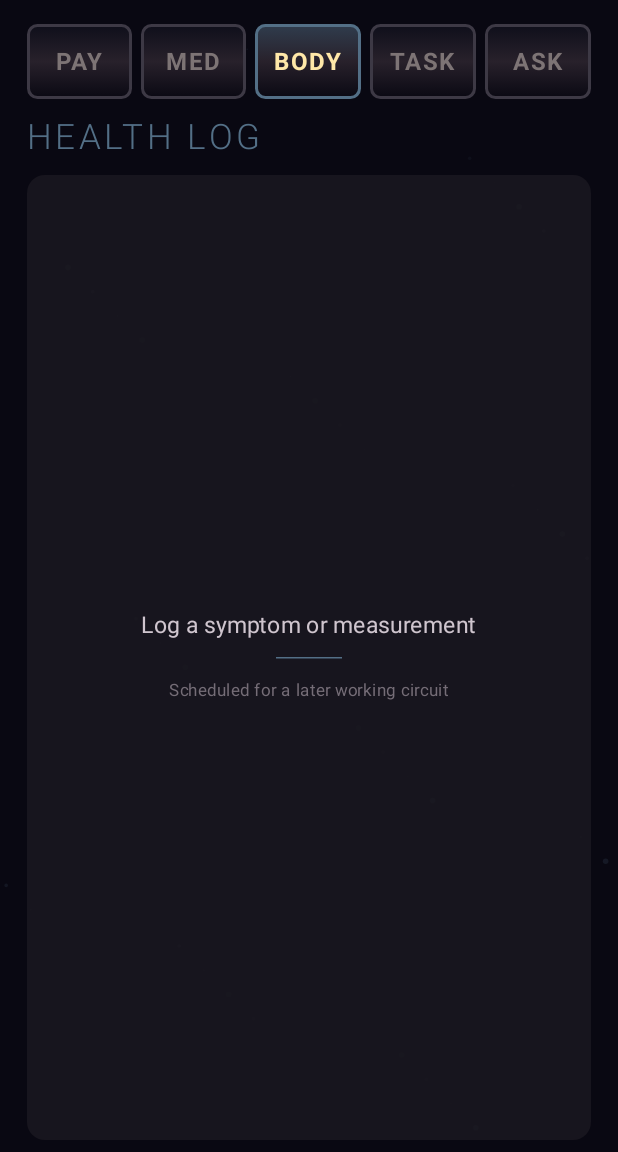
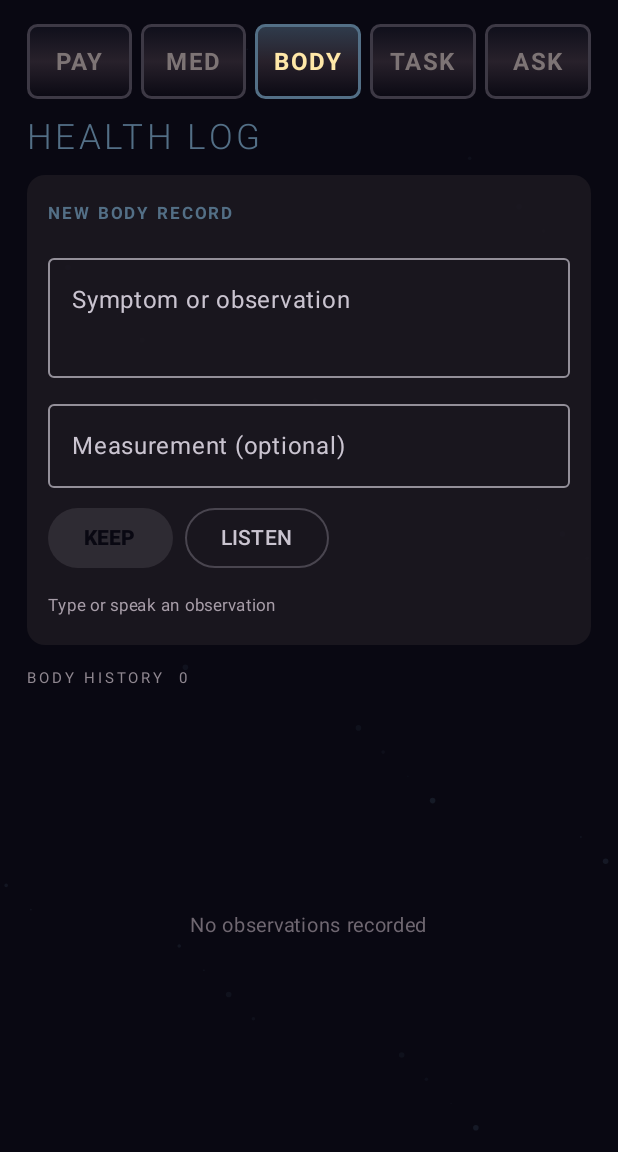
Before and after one commit to AndyJMyers/Nota-Bene, an Android app built with Jetpack Compose: the screen it shows after launch (MainActivity), after a tap on "BODY", on a phone screen of 412 x 824 dp, the part 84-1236 px from its top. Run offline under Robolectric (Android 15) with nearby library versions, the phone set to English and light mode, and no system bars; our stand-ins replace Room's generated code; libraries missing offline, so code that uses them is left out: com.google.mlkit.vision.

Commit message:
Add persistent BODY history

```diff
--- a/app/build.gradle.kts
+++ b/app/build.gradle.kts
@@ -13,8 +13,8 @@ android {
         applicationId = "com.notabene.app"
         minSdk = 26
         targetSdk = 36
-        versionCode = 7
-        versionName = "0.4.2-alpha7"
+        versionCode = 8
+        versionName = "0.5.0-alpha8"
     }
 
     buildFeatures { compose = true }
--- a/app/src/main/java/com/notabene/app/MainActivity.kt
+++ b/app/src/main/java/com/notabene/app/MainActivity.kt
@@ -136,6 +136,7 @@ private fun NotaBeneApp() {
                 }
                 when (selected) {
                     Tab.PAYMENTS -> PaymentPanel(accent, Modifier.weight(1f))
+                    Tab.HEALTH -> BodyPanel(accent, Modifier.weight(1f))
                     Tab.TASKS -> TaskPanel(accent, Modifier.weight(1f))
                     Tab.RESEARCH -> AskPanel(accent, Modifier.weight(1f))
                     else -> PlaceholderPanel(selected, accent, Modifier.weight(1f))
@@ -487,6 +488,80 @@ private fun TaskPanel(accent: Color, modifier: Modifier = Modifier) {
 }
 
 @Composable
+private fun BodyPanel(accent: Color, modifier: Modifier = Modifier) {
+    val context = LocalContext.current
+    val dao = remember { NotaBeneDatabase.get(context).bodyDao() }
+    val observations by dao.observeAll().collectAsState(initial = emptyList())
+    val scope = rememberCoroutineScope()
+    var draft by remember { mutableStateOf("") }
+    var measurement by remember { mutableStateOf("") }
+    var status by remember { mutableStateOf("Type or speak an observation") }
+
+    val speechLauncher = rememberLauncherForActivityResult(ActivityResultContracts.StartActivityForResult()) { result ->
+        if (result.resultCode == Activity.RESULT_OK) {
+            val words = result.data?.getStringArrayListExtra(RecognizerIntent.EXTRA_RESULTS)?.firstOrNull().orEmpty()
+            if (words.isNotBlank()) {
+                draft = words
+                status = "Speech captured — edit it or keep it"
+            } else status = "No speech was returned"
+        } else status = "Listening cancelled"
+    }
+
+    Column(modifier, verticalArrangement = Arrangement.spacedBy(10.dp)) {
+        Card(colors = CardDefaults.cardColors(containerColor = Color(0xE61B1820)), shape = RoundedCornerShape(12.dp)) {
+            Column(Modifier.fillMaxWidth().padding(14.dp), verticalArrangement = Arrangement.spacedBy(9.dp)) {
+                Text("NEW BODY RECORD", color = accent, fontSize = 11.sp, fontWeight = FontWeight.Bold, letterSpacing = 2.sp)
+                PaymentField("Symptom or observation", draft, { draft = it }, Modifier.fillMaxWidth(), accent, minLines = 2)
+                PaymentField("Measurement (optional)", measurement, { measurement = it }, Modifier.fillMaxWidth(), accent)
+                Row(horizontalArrangement = Arrangement.spacedBy(8.dp)) {
+                    Button(
+                        onClick = {
+                            scope.launch {
+                                dao.insert(BodyItem(observation = draft.trim(), measurement = measurement.trim()))
+                                draft = ""; measurement = ""
+                                status = "Body record saved locally"
+                            }
+                        },
+                        enabled = draft.isNotBlank() || measurement.isNotBlank(),
+                        colors = ButtonDefaults.buttonColors(containerColor = accent)
+                    ) { Text("KEEP", color = Ink, fontWeight = FontWeight.Black) }
+                    OutlinedButton(onClick = {
+                        val intent = Intent(RecognizerIntent.ACTION_RECOGNIZE_SPEECH).apply {
+                            putExtra(RecognizerIntent.EXTRA_LANGUAGE_MODEL, RecognizerIntent.LANGUAGE_MODEL_FREE_FORM)
+                            putExtra(RecognizerIntent.EXTRA_LANGUAGE, Locale.getDefault().toLanguageTag())
+                            putExtra(RecognizerIntent.EXTRA_PROMPT, "Describe the observation")
+                        }
+                        runCatching { speechLauncher.launch(intent) }.onFailure { status = "No speech recognition service is available" }
+                    }) { Text("LISTEN") }
+                }
+                Text(status, color = Color(0xFFA79DA8), fontSize = 11.sp)
+            }
+        }
+        Text("BODY HISTORY  ${observations.size}", color = Color(0xFF8F8790), fontSize = 10.sp, letterSpacing = 2.sp)
+        if (observations.isEmpty()) {
+            Box(Modifier.fillMaxWidth().weight(1f), contentAlignment = Alignment.Center) {
+                Text("No observations recorded", color = Color(0xFF6F6771), fontSize = 13.sp)
+            }
+        } else {
+            LazyColumn(Modifier.weight(1f), verticalArrangement = Arrangement.spacedBy(7.dp)) {
+                items(observations, key = { it.id }) { item ->
+                    Card(colors = CardDefaults.cardColors(containerColor = Color(0xD91B1820)), shape = RoundedCornerShape(9.dp)) {
+                        Row(Modifier.fillMaxWidth().padding(horizontal = 13.dp, vertical = 10.dp), verticalAlignment = Alignment.CenterVertically) {
+                            Column(Modifier.weight(1f)) {
+                                if (item.observation.isNotBlank()) Text(item.observation, color = Color(0xFFE6DEE6), fontSize = 14.sp)
+                                if (item.measurement.isNotBlank()) Text(item.measurement, color = accent, fontSize = 16.sp, fontWeight = FontWeight.Bold)
+                                Text(DateFormat.getDateTimeInstance(DateFormat.SHORT, DateFormat.SHORT).format(Date(item.createdAt)), color = Color(0xFF847C86), fontSize = 10.sp)
+                            }
+                            TextButton(onClick = { scope.launch { dao.delete(item.id) } }) { Text("×", color = Color(0xFF817781), fontSize = 20.sp) }
+                        }
+                    }
+                }
+            }
+        }
+    }
+}
+
+@Composable
 private fun PlaceholderPanel(tab: Tab, accent: Color, modifier: Modifier = Modifier) {
     Card(modifier.fillMaxWidth(), colors = CardDefaults.cardColors(containerColor = Color(0xD91B1820)), shape = RoundedCornerShape(12.dp)) {
         Column(Modifier.fillMaxSize().padding(18.dp), verticalArrangement = Arrangement.Center, horizontalAlignment = Alignment.CenterHorizontally) {
--- a/app/src/main/java/com/notabene/app/PaymentDatabase.kt
+++ b/app/src/main/java/com/notabene/app/PaymentDatabase.kt
@@ -76,11 +76,32 @@ interface TaskDao {
     suspend fun setDone(id: Long, done: Boolean)
 }
 
-@Database(entities = [PaymentRecord::class, AskItem::class, TaskItem::class], version = 3, exportSchema = false)
+@Entity(tableName = "body_items")
+data class BodyItem(
+    @PrimaryKey(autoGenerate = true) val id: Long = 0,
+    val observation: String,
+    val measurement: String = "",
+    val createdAt: Long = System.currentTimeMillis()
+)
+
+@Dao
+interface BodyDao {
+    @Query("SELECT * FROM body_items ORDER BY createdAt DESC")
+    fun observeAll(): Flow<List<BodyItem>>
+
+    @Insert
+    suspend fun insert(item: BodyItem)
+
+    @Query("DELETE FROM body_items WHERE id = :id")
+    suspend fun delete(id: Long)
+}
+
+@Database(entities = [PaymentRecord::class, AskItem::class, TaskItem::class, BodyItem::class], version = 4, exportSchema = false)
 abstract class NotaBeneDatabase : RoomDatabase() {
     abstract fun paymentDao(): PaymentDao
     abstract fun askDao(): AskDao
     abstract fun taskDao(): TaskDao
+    abstract fun bodyDao(): BodyDao
 
     companion object {
         @Volatile private var instance: NotaBeneDatabase? = null
@@ -90,7 +111,7 @@ abstract class NotaBeneDatabase : RoomDatabase() {
                 context.applicationContext,
                 NotaBeneDatabase::class.java,
                 "nota-bene.db"
-            ).addMigrations(MIGRATION_1_2, MIGRATION_2_3).build().also { instance = it }
+            ).addMigrations(MIGRATION_1_2, MIGRATION_2_3, MIGRATION_3_4).build().also { instance = it }
         }
 
         private val MIGRATION_1_2 = object : Migration(1, 2) {
@@ -108,5 +129,13 @@ abstract class NotaBeneDatabase : RoomDatabase() {
                 )
             }
         }
+
+        private val MIGRATION_3_4 = object : Migration(3, 4) {
+            override fun migrate(db: SupportSQLiteDatabase) {
+                db.execSQL(
+                    "CREATE TABLE IF NOT EXISTS `body_items` (`id` INTEGER PRIMARY KEY AUTOINCREMENT NOT NULL, `observation` TEXT NOT NULL, `measurement` TEXT NOT NULL, `createdAt` INTEGER NOT NULL)"
+                )
+            }
+        }
     }
 }
```
Also changed, not shown: 1 other file.
